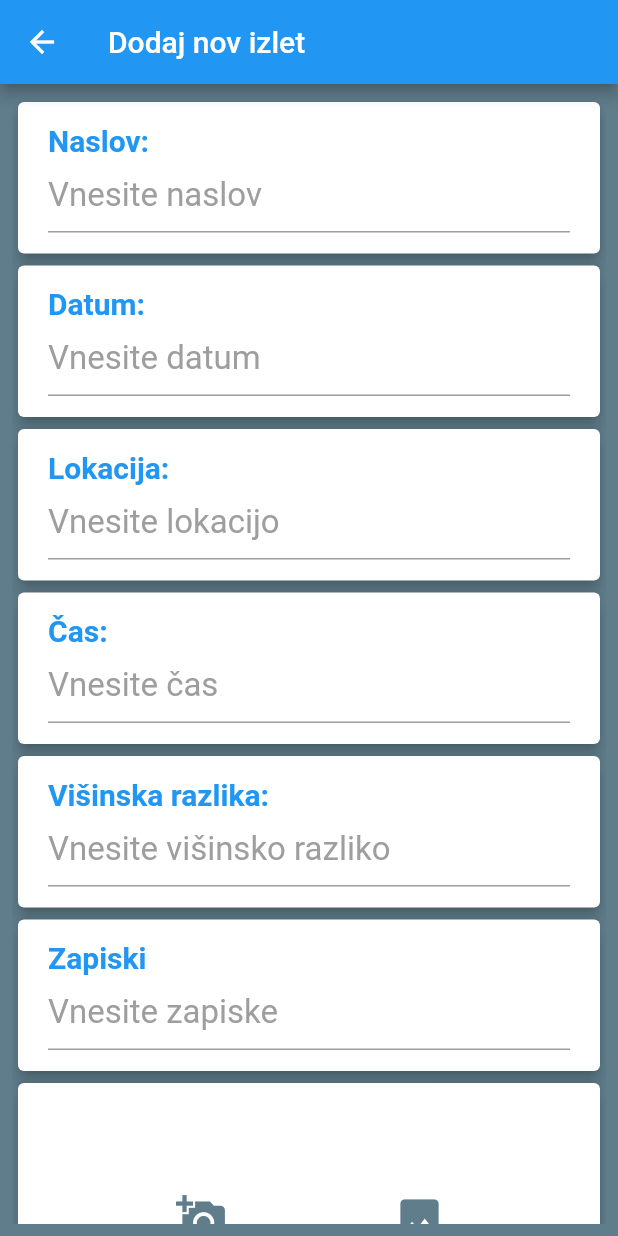
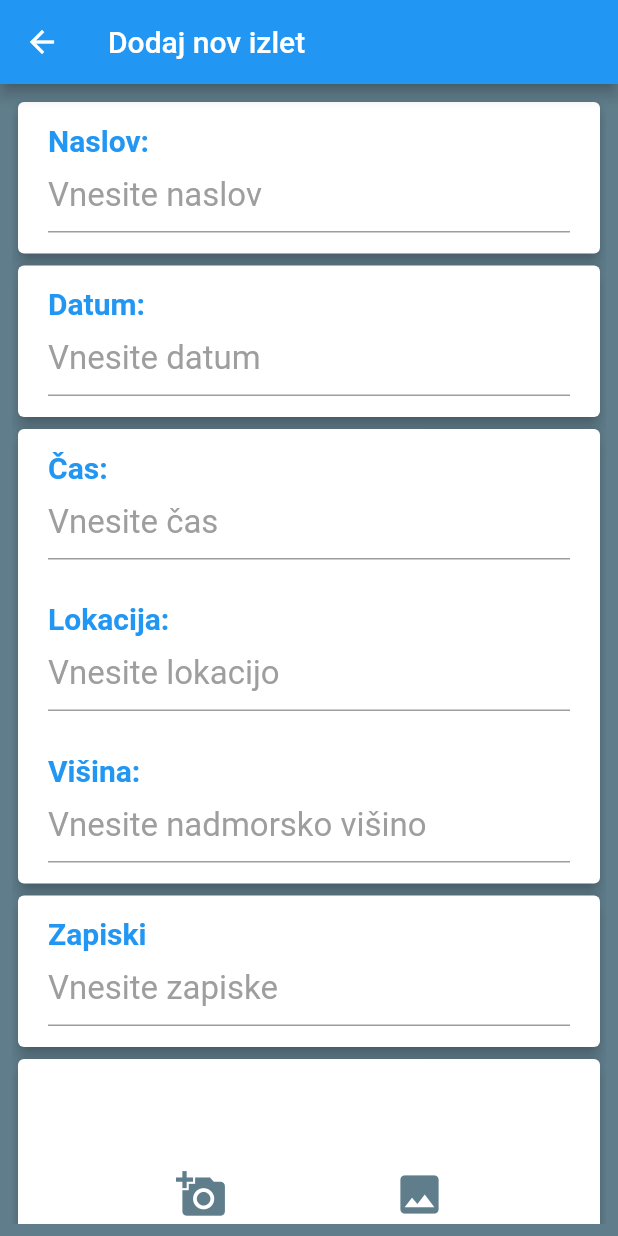
Before and after one commit to Ethirallan/mountain_companion, a Flutter app: the AddNew screen opened directly, on a phone screen of 412 x 824 dp. Run offline on Flutter 3.47's test engine with Material 2 defaults, Android fonts, the phone set to English and light mode, and no system bars; our stand-ins replace image_picker, sqflite; accounts and stored records are empty.

Commit message:
add_new_travel

```diff
--- /dev/null
+++ b/lib/helper/new_expanded.dart
@@ -0,0 +1,93 @@
+import 'package:flutter/material.dart';
+
+class NewExpanded extends StatefulWidget {
+  @override
+  State<StatefulWidget> createState() {
+    return NewExpandedState();
+  }
+}
+
+class NewExpandedState extends State<NewExpanded> {
+  static TextEditingController timeCtrl = new TextEditingController();
+  static TextEditingController locationCtrl = new TextEditingController();
+  static TextEditingController heightCtrl = new TextEditingController();
+
+  var widgetList = [];
+
+  @override
+  Widget build(BuildContext context) {
+    if(widgetList.length == 0) {
+      widgetList.add(myInputTitle('Čas:'));
+      widgetList.add(myInputField('Vnesite čas', timeCtrl, TextInputType.datetime));
+      widgetList.add(myInputTitle('Lokacija:'));
+      widgetList.add(myInputField('Vnesite lokacijo', locationCtrl, TextInputType.text));
+      widgetList.add(myInputTitle('Višina:'));
+      widgetList.add(myInputField('Vnesite nadmorsko višino', heightCtrl, TextInputType.number));
+    }
+    return Card(
+      elevation: 4.0,
+      child: Column(
+        mainAxisAlignment: MainAxisAlignment.start,
+        crossAxisAlignment: CrossAxisAlignment.stretch,
+        children: <Widget>[
+          Container(
+            child: ListView.builder(
+              physics: NeverScrollableScrollPhysics(),
+              shrinkWrap: true,
+              itemCount: widgetList.length,
+              itemBuilder: (context, index) {
+                return widgetList[index];
+              },
+            ),
+          ),
+          //items.length <= 6 ? myAddBtn : Container()
+        ],
+      ),
+    );
+  }
+
+  void addNewInput() {
+    /*
+    setState(() {
+      items.add();
+    })
+    */
+  }
+
+  Widget myAddBtn() {
+    return Center(
+      child: IconButton(icon: Icon(Icons.add), onPressed: addNewInput),
+    );
+  }
+
+  Widget myInputTitle(String title) {
+    return Container(
+      padding: EdgeInsets.fromLTRB(20.0, 14.0, 20.0, 0.0),
+      child: Text(
+        title,
+        style: TextStyle(
+            fontSize: 20.0, color: Colors.blue, fontWeight: FontWeight.bold),
+      ),
+    );
+  }
+
+  Widget myInputField(String hint, TextEditingController controller, TextInputType input) {
+    return Container(
+      padding: EdgeInsets.fromLTRB(20.0, 0.0, 20.0, 14.0),
+      child: TextField(
+        textCapitalization: TextCapitalization.sentences,
+        keyboardType: input,
+        controller: controller,
+        maxLines: null,
+        decoration: InputDecoration(
+            hintText: hint,
+            hintStyle: TextStyle(fontSize: 22.0, color: Colors.grey)),
+        style: TextStyle(
+          fontSize: 22.0,
+          color: Colors.blueGrey,
+          fontWeight: FontWeight.normal,
+        ),
+      ),
+    );
+  }
+}
--- a/lib/pages/add_new.dart
+++ b/lib/pages/add_new.dart
@@ -5,6 +5,7 @@ import 'package:image_picker/image_picker.dart';
 import 'package:mountain_companion/database/travel_db_helper.dart';
 import 'package:mountain_companion/models/travel.dart';
 import 'package:path_provider/path_provider.dart';
+import 'package:mountain_companion/helper/new_expanded.dart';
 
 class AddNew extends StatefulWidget {
   @override
@@ -41,9 +42,10 @@ class AddNewState extends State<AddNew> {
           children: <Widget>[
             buildCard('Naslov:', 'Vnesite naslov', titleController, TextInputType.text),
             buildCard('Datum:', 'Vnesite datum', dateController, TextInputType.datetime),
-            buildCard('Lokacija:', 'Vnesite lokacijo', locationController, TextInputType.text),
-            buildCard('Čas:', 'Vnesite čas', timeController, TextInputType.datetime),
-            buildCard('Višinska razlika:', 'Vnesite višinsko razliko', heightController, TextInputType.number),
+            //buildCard('Lokacija:', 'Vnesite lokacijo', locationController, TextInputType.text),
+            //buildCard('Čas:', 'Vnesite čas', timeController, TextInputType.datetime),
+            //buildCard('Višinska razlika:', 'Vnesite višinsko razliko', heightController, TextInputType.number),
+            NewExpanded(),
             buildCard('Zapiski', 'Vnesite zapiske', notesController, TextInputType.multiline),
             Card(
               elevation: 4.0,
```
